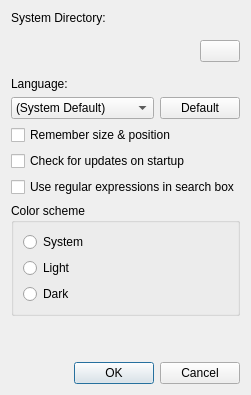
First picture: the form in src/qt/qt_vmmanager_preferences.ui, repository 86Box/86Box, before the edit.
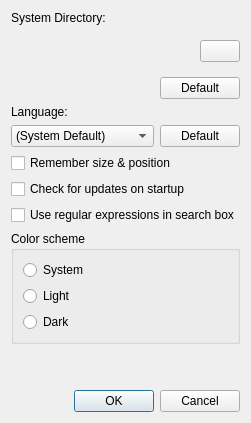
Second picture: the form after the edit.

Commit message: Manager: Add a button to reset to the default VM directory

```diff
--- a/src/qt/qt_vmmanager_preferences.ui
+++ b/src/qt/qt_vmmanager_preferences.ui
@@ -56,6 +56,36 @@
      </layout>
     </widget>
    </item>
+   <item>
+    <layout class="QHBoxLayout" name="horizontalLayout_3">
+     <property name="leftMargin">
+      <number>0</number>
+     </property>
+     <property name="rightMargin">
+      <number>0</number>
+     </property>
+     <item>
+      <spacer name="horizontalSpacer">
+       <property name="orientation">
+        <enum>Qt::Horizontal</enum>
+       </property>
+       <property name="sizeHint" stdset="0">
+        <size>
+         <width>40</width>
+         <height>20</height>
+        </size>
+       </property>
+      </spacer>
+     </item>
+     <item>
+      <widget class="QPushButton" name="pushButtonDefaultSystemDir">
+       <property name="text">
+        <string>Default</string>
+       </property>
+      </widget>
+     </item>
+    </layout>
+   </item>
    <item>
     <widget class="QLabel" name="labelLanguage">
      <property name="text">
```
Left out of the diff: 1 changed line with no effect on the pictures. The commit also changes 2 other files.
